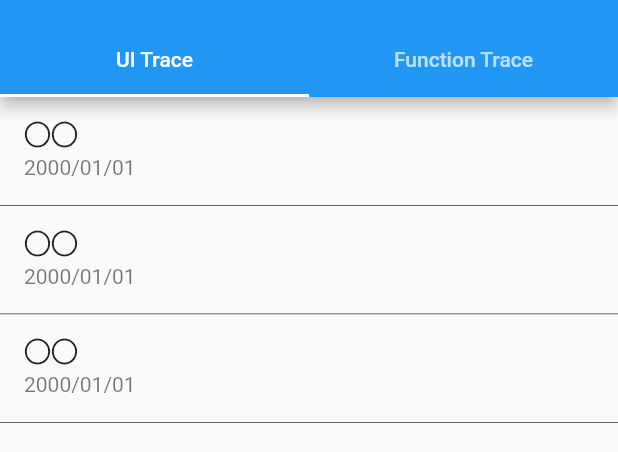
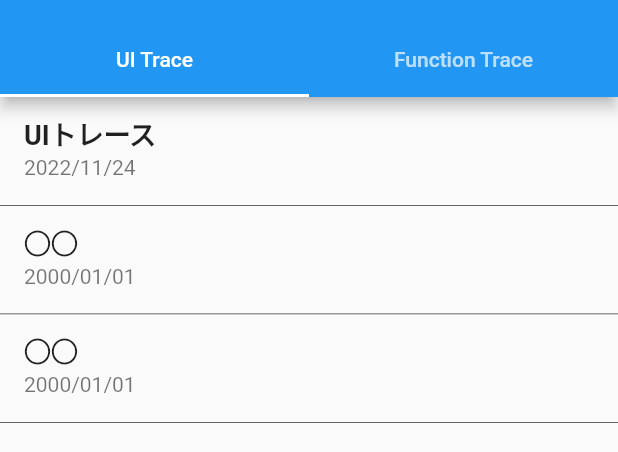
Before and after one commit to KobayashiYoh/weekly_trace_challenge, a Flutter app: the screen it shows after launch, on a phone screen of 412 x 824 dp, the part 59-511 px from its top. Run offline on Flutter 3.47's test engine with Material 2 defaults, Android fonts, the light colour scheme and no system bars.

Commit message:
UIトレースで使用する画面を作成

```diff
--- a/lib/top_page/trace_item_list_view.dart
+++ b/lib/top_page/trace_item_list_view.dart
@@ -10,8 +10,8 @@ class TraceItemListView extends StatelessWidget {
 
   static const List<Trace> _uiTraces = [
     Trace(
-      title: '○○',
-      date: '2000/01/01',
+      title: 'UIトレース',
+      date: '2022/11/24',
       page: Scaffold(),
     ),
     Trace(
```
Also changed, not shown: lib/ui_20221124/ui_20221124_page.dart (added, +10 -0 lines).
